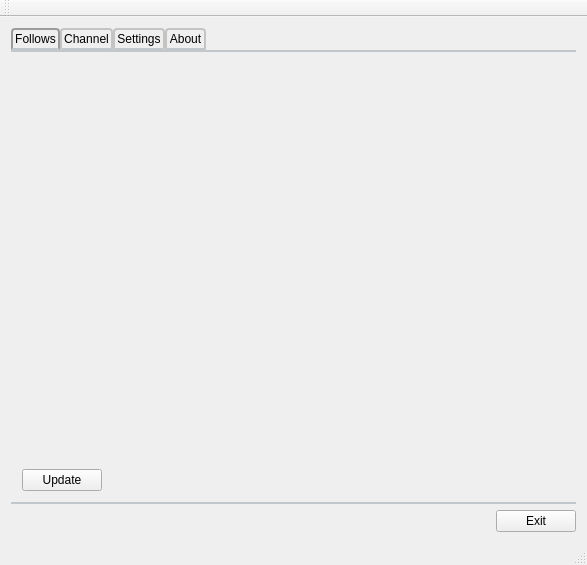
The window that mainwindow.ui (Rutle/twitch-program) describes before a commit, drawn with Qt 5.
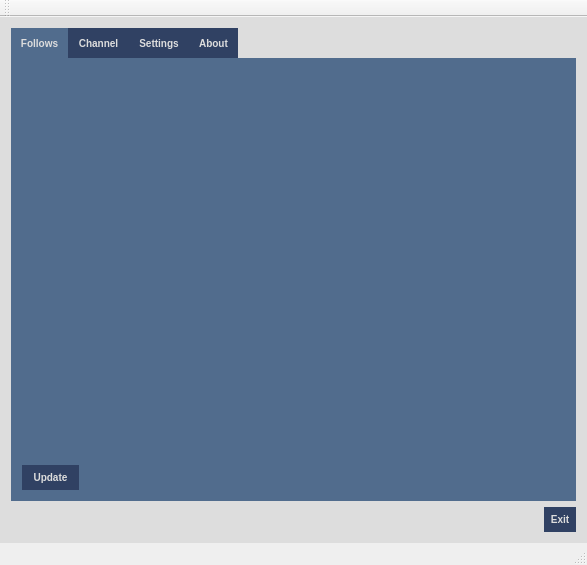
The same window after the commit.

Commit message: Some comment and code cleanup. Some color scheme changes.

What changed in the file:
```diff
--- a/mainwindow.ui
+++ b/mainwindow.ui
@@ -13,41 +13,58 @@
   <property name="windowTitle">
    <string>Twitch Program</string>
   </property>
+  <property name="styleSheet">
+   <string notr="true">#centralWidget {
+background-color: #DDDDDD;
+
+}</string>
+  </property>
   <widget class="QWidget" name="centralWidget">
    <layout class="QGridLayout" name="gridLayout">
     <item row="0" column="0">
      <widget class="QTabWidget" name="tabWidget">
       <property name="styleSheet">
-       <string notr="true">QTabWidget::pane { /* The tab widget frame */
-    border-top: 2px solid #C2C7CB;
-	border-bottom: 2px solid #C2C7CB;
-    position: absolute;
-    top: -0.5em;
+       <string notr="true">QTabWidget::pane {
+	border: 0;
+	/* position: absolute; 
+	top: -0.15em; */
+	background-color: #516C8D;
 }
+
 QTabWidget::tab-bar {
-    alignment: center;
+	alignment: left;
 }
-/* Style the tab using the tab sub-control. Note that
-    it reads QTabBar _not_ QTabWidget */
+
 QTabBar::tab {
-    background: qlineargradient(x1: 0, y1: 0, x2: 0, y2: 1,
-                                stop: 0 #E1E1E1, stop: 0.4 #DDDDDD,
-                                stop: 0.5 #D8D8D8, stop: 1.0 #D3D3D3);
-    border: 2px solid #C4C4C3;
-    border-bottom-color: #C2C7CB; /* same as the pane color */
-    border-top-left-radius: 4px;
-    border-top-right-radius: 4px;
-    min-width: 8ex;
-    padding: 2px;
+	background-color:#304163;
+	min-width: 15ex;
+	padding: 8px;
+	font: bold 10px;
+	color: #DDDDDD;
+	
 }
+
 QTabBar::tab:selected, QTabBar::tab:hover {
-    background: qlineargradient(x1: 0, y1: 0, x2: 0, y2: 1,
-                                stop: 0 #fafafa, stop: 0.4 #f4f4f4,
-                                stop: 0.5 #e7e7e7, stop: 1.0 #fafafa);
+	background-color: #516C8D;
 }
 QTabBar::tab:selected {
-    border-color: #9B9B9B;
-    border-bottom-color: #C2C7CB; /* same as pane color */
+	
+}
+QPushButton {
+	border: 0;
+	background-color:#304163;
+	min-width: 15ex;
+	padding: 6px;
+	font: bold 10px;
+	color: #DDDDDD;
+}
+QPushButton:hover {
+	background-color: #516C8D;
+	border: 1px solid #304163;
+	min-width: 15ex;
+	padding: 4px;
+	font: bold 10px;
+	color: #DDDDDD;
 }</string>
       </property>
       <property name="tabShape">
@@ -86,13 +103,21 @@
          <enum>QLayout::SetDefaultConstraint</enum>
         </property>
         <item>
-         <layout class="QVBoxLayout" name="follows_vert_list">
-          <property name="sizeConstraint">
-           <enum>QLayout::SetNoConstraint</enum>
-          </property>
-         </layout>
+         <widget class="QWidget" name="oo" native="true">
+          <widget class="QWidget" name="horizontalLayoutWidget">
+           <property name="geometry">
+            <rect>
+             <x>9</x>
+             <y>9</y>
+             <width>541</width>
+             <height>371</height>
+            </rect>
+           </property>
+           <layout class="QHBoxLayout" name="horizontalLayout_2"/>
+          </widget>
+         </widget>
         </item>
-        <item alignment="Qt::AlignBottom">
+        <item>
          <widget class="QPushButton" name="follows_make_request">
           <property name="sizePolicy">
            <sizepolicy hsizetype="Fixed" vsizetype="Fixed">
@@ -102,14 +127,16 @@
           </property>
           <property name="minimumSize">
            <size>
-            <width>50</width>
+            <width>57</width>
             <height>18</height>
            </size>
           </property>
           <property name="font">
            <font>
-            <weight>50</weight>
-            <bold>false</bold>
+            <pointsize>-1</pointsize>
+            <weight>75</weight>
+            <italic>false</italic>
+            <bold>true</bold>
            </font>
           </property>
           <property name="text">
@@ -383,6 +410,24 @@
       </item>
       <item>
        <widget class="QPushButton" name="pushButton_2">
+        <property name="styleSheet">
+         <string notr="true">#pushButton_2 {
+	border: 0;
+	background-color:#304163;
+	min-width: 15ex;
+	padding: 6px;
+	font: bold 10px;
+	color: #DDDDDD;
+}
+#pushButton_2:hover {
+	background-color: #516C8D;
+	border: 1px solid #304163;
+	min-width: 15ex;
+	padding: 4px;
+	font: bold 10px;
+	color: #DDDDDD;
+}</string>
+        </property>
         <property name="text">
          <string>Exit</string>
         </property>
```
The commit also changes 3 other files.
